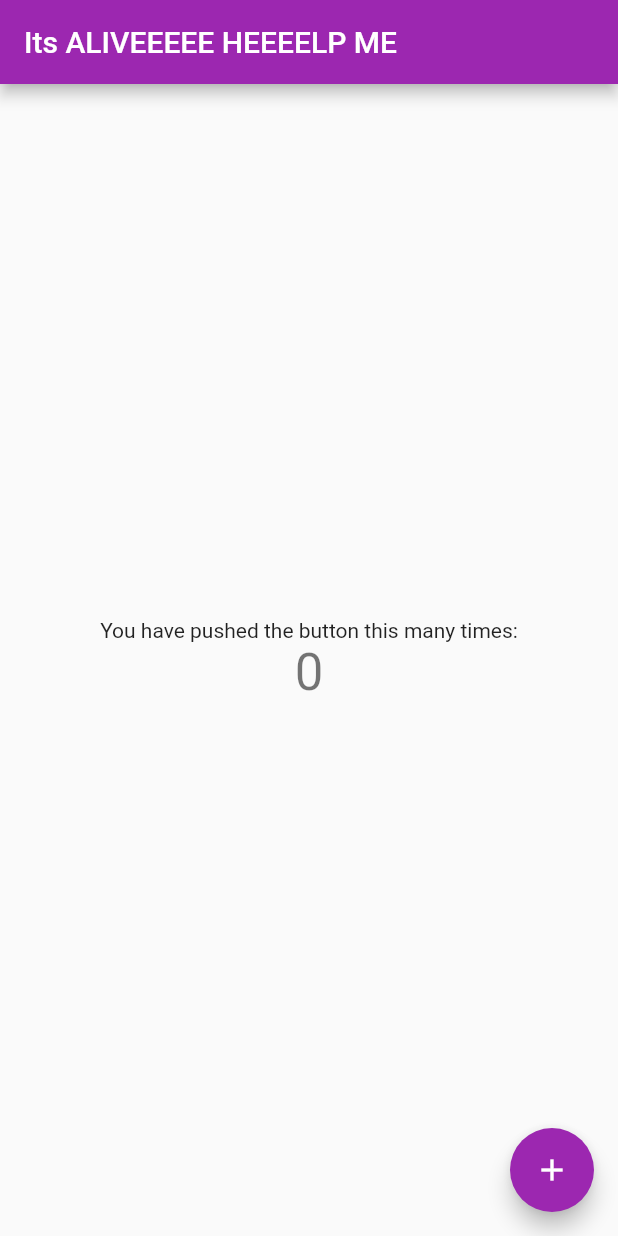
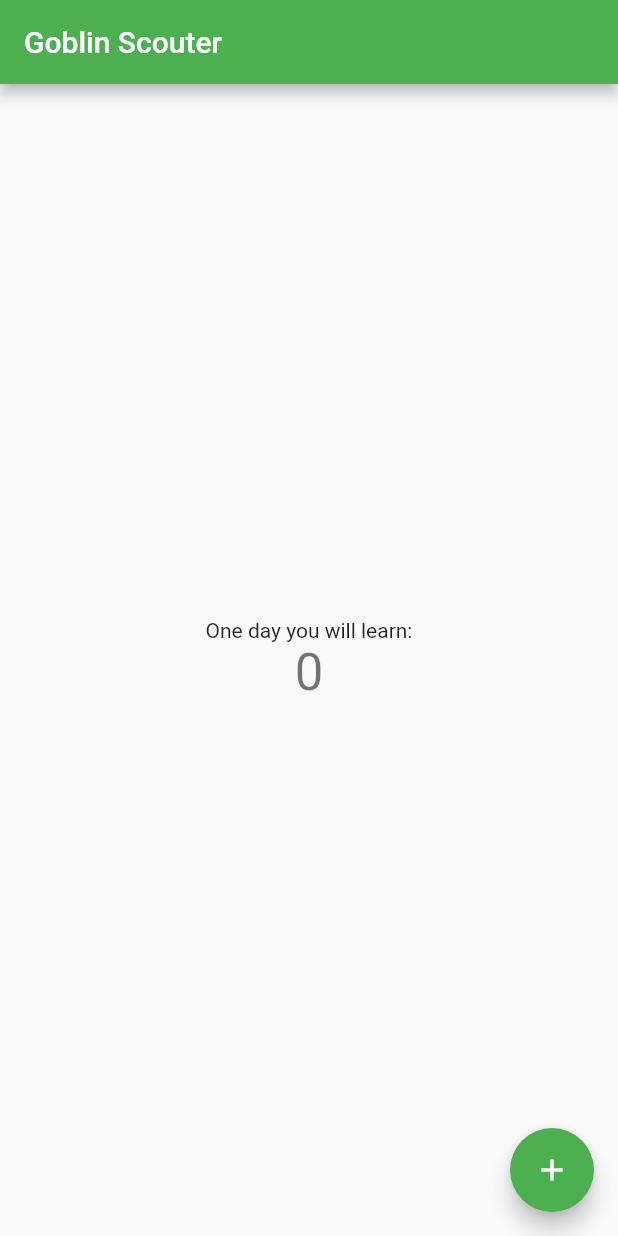
Before and after one commit to BoldtJ/learn-flutter, a Flutter app: the screen it shows after launch, on a phone screen of 412 x 824 dp. Run offline on Flutter 3.47's test engine with Material 2 defaults, Android fonts, the phone set to English and light mode, and no system bars.

Commit message:
new normal

```diff
--- a/lib/main.dart
+++ b/lib/main.dart
@@ -20,13 +20,13 @@ class MyApp extends StatelessWidget {
         // or simply save your changes to "hot reload" in a Flutter IDE).
         // Notice that the counter didn't reset back to zero; the application
         // is not restarted.
-        primarySwatch: Colors.purple,
+        primarySwatch: Colors.green,
         // This makes the visual density adapt to the platform that you run
         // the app on. For desktop platforms, the controls will be smaller and
         // closer together (more dense) than on mobile platforms.
         visualDensity: VisualDensity.adaptivePlatformDensity,
       ),
-      home: MyHomePage(title: 'Its ALIVEEEEE HEEEELP ME'),
+      home: MyHomePage(title: 'Goblin Scouter'),
     );
   }
 }
@@ -98,7 +98,7 @@ class _MyHomePageState extends State<MyHomePage> {
           mainAxisAlignment: MainAxisAlignment.center,
           children: <Widget>[
             Text(
-              'You have pushed the button this many times:',
+              'One day you will learn:',
             ),
             Text(
               '$_counter',
```
